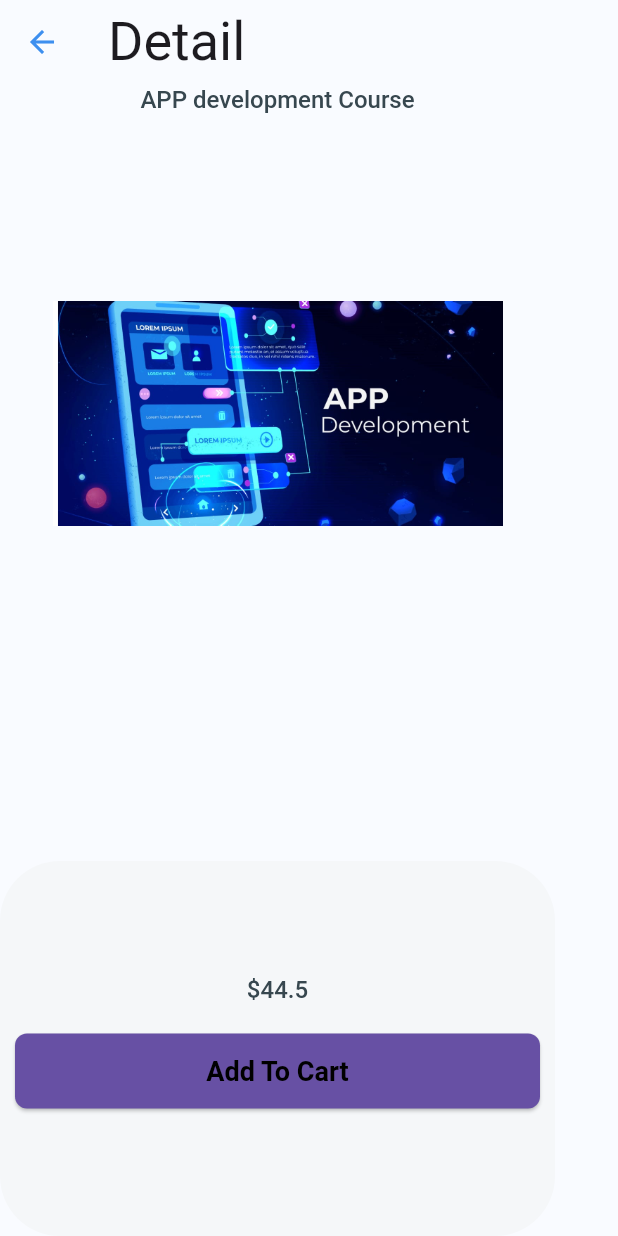
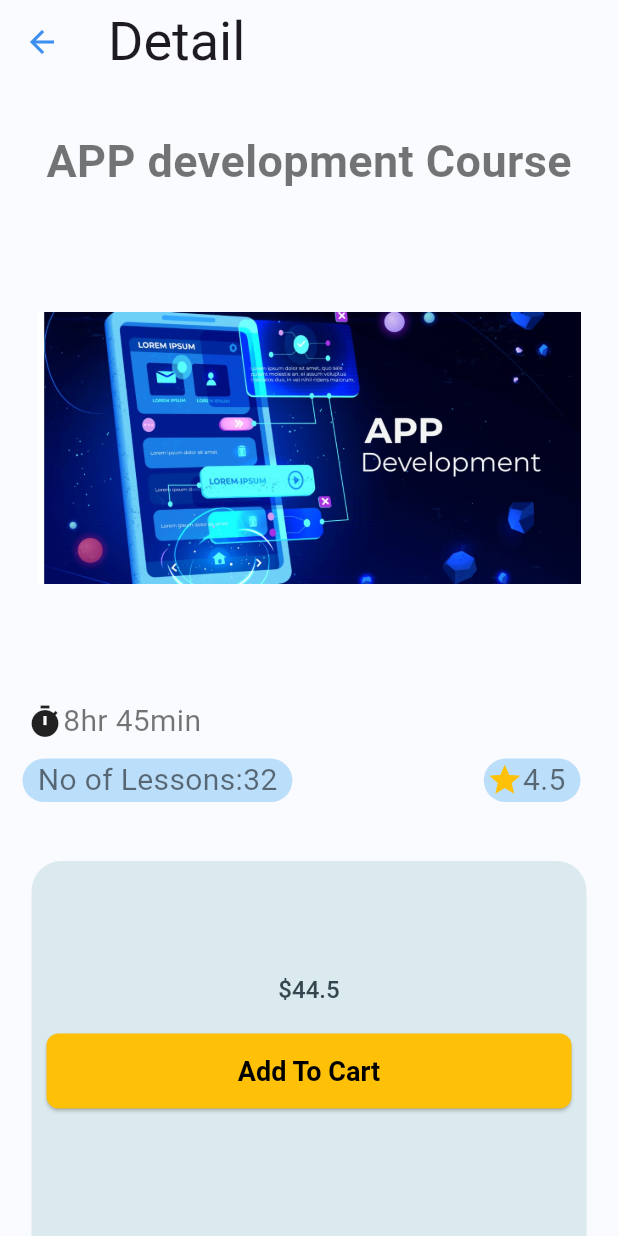
Before and after one commit to shrey258/design-ideaz_app, a Flutter app: the AllCoureses screen opened directly, after a tap on "APP development Course", on a phone screen of 412 x 824 dp. Run offline on Flutter 3.47's test engine with Material 3 defaults, Android fonts, the light colour scheme and no system bars; network calls fail.

Commit message:
updated course page

```diff
--- a/lib/base_screen.dart
+++ b/lib/base_screen.dart
@@ -1,3 +1,4 @@
+import 'package:design_ideaz_app/couses%20and%20cart/all_coureses.dart';
 import 'package:flutter/material.dart';
 import 'package:design_ideaz_app/screens/home_screen.dart';
 import 'package:design_ideaz_app/screens/course_overview_screen.dart';
@@ -26,7 +27,7 @@ class _BaseScreenState extends State<BaseScreen> {
         return HomePage();
       case 1:
         // return CoursesScreen();
-        return Placeholder(); // Replace with actual CoursesScreen when available
+        return AllCoureses(); // Replace with actual CoursesScreen when available
       case 2:
         // return ProfileScreen();
         return Placeholder(); // Replace with actual ProfileScreen when available
@@ -83,8 +84,9 @@ class _BaseScreenState extends State<BaseScreen> {
               onTap: _onItemTapped,
               selectedItemColor:
                   Theme.of(context).bottomNavigationBarTheme.selectedItemColor,
-              unselectedItemColor:
-                  Theme.of(context).bottomNavigationBarTheme.unselectedItemColor,
+              unselectedItemColor: Theme.of(context)
+                  .bottomNavigationBarTheme
+                  .unselectedItemColor,
             ),
     );
   }
--- a/lib/couses and cart/all_coureses.dart
+++ b/lib/couses and cart/all_coureses.dart
@@ -18,21 +18,26 @@ class _AllCouresesState extends State<AllCoureses> {
       body: IndexedStack(
         index: currentPage,
         children: pages,
-      ),
-      bottomNavigationBar: BottomNavigationBar(
-        iconSize: 35,
-        selectedFontSize: 0,
-        unselectedFontSize: 0,
-        onTap: (value) {
-          setState(() {
-            currentPage = value;
-          });
-        },
-        currentIndex: currentPage,
-        items: [
-          BottomNavigationBarItem(icon: Icon(Icons.home), label: ''),
-          BottomNavigationBarItem(icon: Icon(Icons.shopping_cart), label: '')
-        ],
+        // ),
+        // bottomNavigationBar: BottomNavigationBar(
+        //   items: const <BottomNavigationBarItem>[
+        //     BottomNavigationBarItem(
+        //       icon: Icon(Icons.home),
+        //       label: 'Home',
+        //     ),
+        //     BottomNavigationBarItem(
+        //       icon: Icon(Icons.book),
+        //       label: 'Courses',
+        //     ),
+        //     BottomNavigationBarItem(
+        //       icon: Icon(Icons.account_circle),
+        //       label: 'Profile',
+        //     ),
+        //   ],
+        //   selectedItemColor:
+        //       Theme.of(context).bottomNavigationBarTheme.selectedItemColor,
+        //   unselectedItemColor:
+        //       Theme.of(context).bottomNavigationBarTheme.unselectedItemColor,
       ),
     );
   }
--- a/lib/couses and cart/course_detail.dart
+++ b/lib/couses and cart/course_detail.dart
@@ -18,6 +18,9 @@ class _CourseDetailState extends State<CourseDetail> {
       "title": widget.product["title"],
       "price": widget.product["price"],
       "imageurl": widget.product["imageurl"],
+      "time": widget.product["time"],
+      "no_of_lesson": widget.product["no_of_lesson"],
+      "rating": widget.product["rating"],
     });
     ScaffoldMessenger.of(context).showSnackBar(
       const SnackBar(
@@ -34,14 +37,83 @@ class _CourseDetailState extends State<CourseDetail> {
       ),
       body: Column(
         children: [
+          SizedBox(
+            height: 30,
+          ),
           Text(widget.product['title'] as String,
-              style: Theme.of(context).textTheme.titleLarge),
+              style: TextStyle(fontSize: 30, fontWeight: FontWeight.bold)),
           const Spacer(),
           Padding(
             padding: EdgeInsets.all(25),
             child: Image.asset(
               widget.product['imageurl'] as String,
-              height: 150,
+              height: 250,
+            ),
+          ),
+          SizedBox(
+            height: 10,
+          ),
+          Padding(
+            padding: const EdgeInsets.all(8.0),
+            child: Row(
+              children: [
+                SizedBox(
+                  width: 10,
+                ),
+                Icon(Icons.timer),
+                Text(
+                  widget.product["time"] as String,
+                  style: TextStyle(fontSize: 20),
+                )
+              ],
+            ),
+          ),
+          Padding(
+            padding: const EdgeInsets.only(top: 2.1, left: 15.0, right: 25.0),
+            child: Row(
+              mainAxisAlignment: MainAxisAlignment.spaceBetween,
+              children: [
+                Container(
+                  decoration: BoxDecoration(
+                    borderRadius: BorderRadius.circular(20),
+                    color: Colors.blue[100],
+                  ),
+                  padding: EdgeInsets.only(left: 10, right: 10),
+                  child: Row(
+                    children: [
+                      Text(
+                        "No of Lessons:",
+                        style: TextStyle(fontSize: 20),
+                      ),
+                      Text(
+                        widget.product["no_of_lesson"] as String,
+                        style: TextStyle(fontSize: 20),
+                      ),
+                    ],
+                  ),
+                ),
+                Container(
+                  decoration: BoxDecoration(
+                    borderRadius: BorderRadius.circular(20),
+                    color: Colors.blue[100],
+                  ),
+                  padding: EdgeInsets.only(left: 2.0, right: 10),
+                  child: Row(
+                    mainAxisAlignment: MainAxisAlignment.end,
+                    children: [
+                      Icon(
+                        Icons.star,
+                        color: Colors.amber,
+                      ),
+                      Text(
+                        textAlign: TextAlign.right,
+                        widget.product["rating"] as String,
+                        style: TextStyle(fontSize: 20),
+                      ),
+                    ],
+                  ),
+                )
+              ],
             ),
           ),
           const Spacer(
@@ -50,8 +122,10 @@ class _CourseDetailState extends State<CourseDetail> {
           Container(
             height: 250,
             decoration: BoxDecoration(
-                color: Color.fromRGBO(245, 247, 249, 1),
-                borderRadius: BorderRadius.circular(40)),
+                color: Color.fromRGBO(219, 234, 239, 1),
+                borderRadius: BorderRadius.only(
+                    topLeft: Radius.circular(20),
+                    topRight: Radius.circular(20))),
             child: Column(
               mainAxisAlignment: MainAxisAlignment.center,
               children: [
@@ -65,8 +139,7 @@ class _CourseDetailState extends State<CourseDetail> {
                   child: ElevatedButton(
                       onPressed: onTap,
                       style: ElevatedButton.styleFrom(
-                          backgroundColor:
-                              Theme.of(context).colorScheme.primary,
+                          backgroundColor: Colors.amber,
                           fixedSize: Size(350, 50)),
                       child: Text(
                         "Add To Cart",
--- a/lib/couses and cart/product_cart.dart
+++ b/lib/couses and cart/product_cart.dart
@@ -32,10 +32,7 @@ class ProductCart extends StatelessWidget {
         children: [
           Text(
             title,
-            style: Theme.of(context).textTheme.titleMedium,
-          ),
-          SizedBox(
-            height: 5,
+            style: TextStyle(fontSize: 20),
           ),
           Center(
             child: Image.asset(
@@ -43,10 +40,70 @@ class ProductCart extends StatelessWidget {
               height: 250,
             ),
           ),
-          Text(
-            "\$$price",
-            style: Theme.of(context).textTheme.bodySmall,
+
+          Padding(
+            padding: const EdgeInsets.all(8.0),
+            child: Row(
+              children: [
+                SizedBox(
+                  width: 10,
+                ),
+                Icon(Icons.timer),
+                Text(
+                  time,
+                  style: TextStyle(fontSize: 15),
+                )
+              ],
+            ),
           ),
+          Padding(
+            padding: const EdgeInsets.only(top: 2.1, left: 15.0, right: 25.0),
+            child: Row(
+              mainAxisAlignment: MainAxisAlignment.spaceBetween,
+              children: [
+                Container(
+                  padding: EdgeInsets.only(left: 10, right: 10),
+                  child: Row(
+                    children: [
+                      Text(
+                        "No of Lessons: ",
+                        style: TextStyle(fontSize: 16),
+                      ),
+                      Text(
+                        no_of_lesson,
+                        style: TextStyle(fontSize: 15),
+                      ),
+                    ],
+                  ),
+                ),
+                Container(
+                  decoration: BoxDecoration(
+                    borderRadius: BorderRadius.circular(20),
+                    color: Colors.blue[100],
+                  ),
+                  padding: EdgeInsets.only(left: 2.0, right: 10),
+                  child: Row(
+                    mainAxisAlignment: MainAxisAlignment.end,
+                    children: [
+                      Icon(
+                        Icons.star,
+                        color: Colors.amber,
+                      ),
+                      Text(
+                        textAlign: TextAlign.right,
+                        rating,
+                        style: TextStyle(fontSize: 16),
+                      ),
+                    ],
+                  ),
+                )
+              ],
+            ),
+          ),
+          // Text(
+          //   "\$$price",
+          //   style: TextStyle(fontSize: 20),
+          // ),
           SizedBox(
             height: 5,
           ),
--- a/lib/main.dart
+++ b/lib/main.dart
@@ -100,7 +100,7 @@ class MyApp extends StatelessWidget {
                   const Color(0xFFFFAB91), // Light peach accent color
             ),
           ),
-          home: AllCoureses(),
+          home: BaseScreen(),
         ));
   }
 }
```
